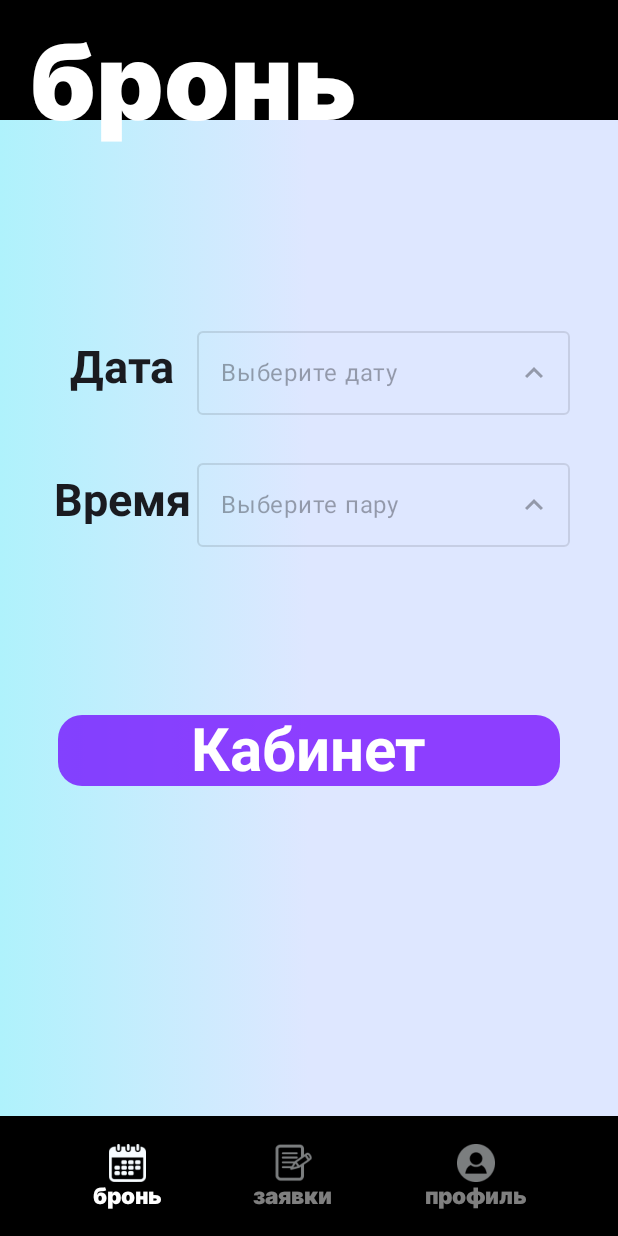
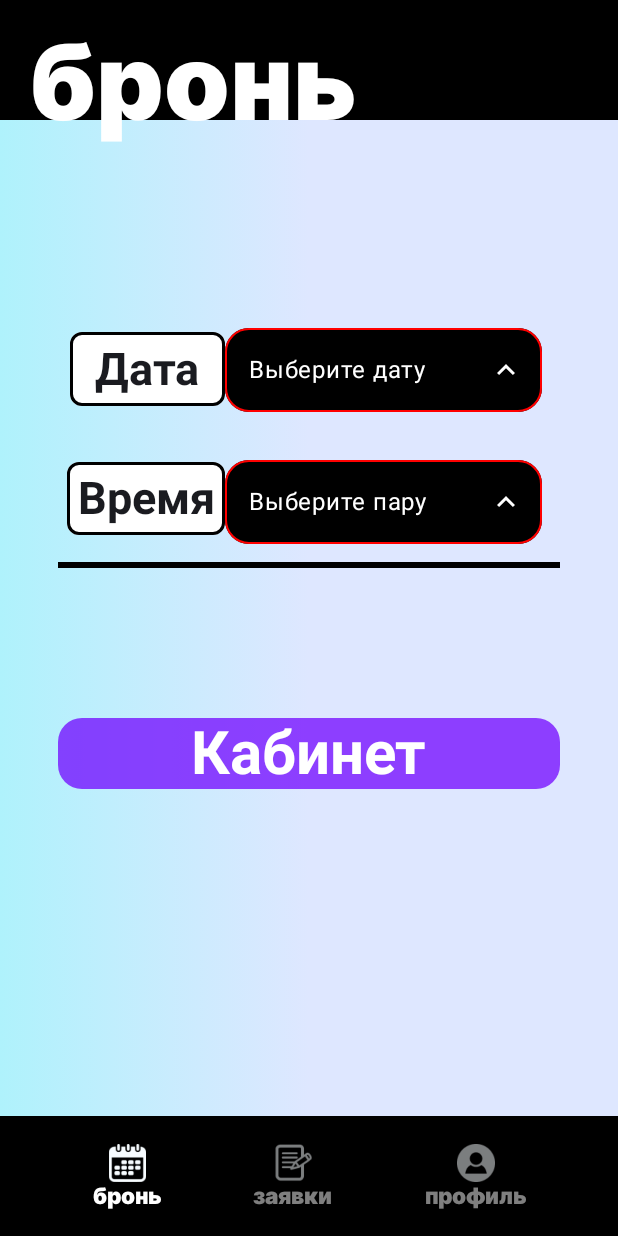
Before and after one commit to TSUKeysLab/TsuKeysMobile, an Android app built with Jetpack Compose: the BookScreen screen opened through its navigation route, on a phone screen of 412 x 824 dp. Run offline under Robolectric (Android 15) with nearby library versions, the light colour scheme and no system bars; our stand-ins replace accompanist.

Commit message:
Заработался и помимо изменения выбора даты также переделал верстку полей

```diff
--- a/app/src/main/java/com/example/tsukeysmobile/Views/BookCard.kt
+++ b/app/src/main/java/com/example/tsukeysmobile/Views/BookCard.kt
@@ -3,25 +3,34 @@ package com.example.tsukeysmobile.Views
 import android.os.Build
 import androidx.annotation.RequiresApi
 import androidx.compose.foundation.background
+import androidx.compose.foundation.border
 import androidx.compose.foundation.clickable
 import androidx.compose.foundation.layout.Arrangement
 import androidx.compose.foundation.layout.Box
 import androidx.compose.foundation.layout.Column
 import androidx.compose.foundation.layout.Row
+import androidx.compose.foundation.layout.absoluteOffset
 import androidx.compose.foundation.layout.fillMaxHeight
 import androidx.compose.foundation.layout.fillMaxSize
 import androidx.compose.foundation.layout.fillMaxWidth
+import androidx.compose.foundation.layout.height
 import androidx.compose.foundation.layout.offset
 import androidx.compose.foundation.layout.padding
 import androidx.compose.foundation.layout.width
 import androidx.compose.foundation.shape.RoundedCornerShape
 import androidx.compose.material.icons.Icons
+import androidx.compose.material.icons.filled.KeyboardArrowDown
 import androidx.compose.material.icons.filled.KeyboardArrowUp
+import androidx.compose.material3.Divider
 import androidx.compose.material3.DropdownMenu
 import androidx.compose.material3.DropdownMenuItem
 import androidx.compose.material3.Icon
+import androidx.compose.material3.MaterialTheme
 import androidx.compose.material3.OutlinedTextField
+import androidx.compose.material3.OutlinedTextFieldDefaults
 import androidx.compose.material3.Text
+import androidx.compose.material3.TextFieldColors
+import androidx.compose.material3.TextFieldDefaults
 import androidx.compose.runtime.Composable
 import androidx.compose.runtime.getValue
 import androidx.compose.runtime.mutableStateOf
@@ -35,6 +44,7 @@ import androidx.compose.ui.layout.onGloballyPositioned
 import androidx.compose.ui.platform.LocalDensity
 import androidx.compose.ui.text.TextStyle
 import androidx.compose.ui.text.font.FontWeight
+import androidx.compose.ui.tooling.preview.Preview
 import androidx.compose.ui.unit.dp
 import androidx.compose.ui.unit.sp
 import androidx.compose.ui.unit.toSize
@@ -58,6 +68,10 @@ fun ChangeTransportedParams(
 
         LocalDate.now().plusDays(2).toString() + " - " + selectedItemLes
 
+    } else if (text == "Сегодня") {
+
+        LocalDate.now().plusDays(0).toString() + " - " + selectedItemLes
+
     } else {
 
         selectedItem + " - " + selectedItemLes
@@ -66,6 +80,42 @@ fun ChangeTransportedParams(
     return returnedParam
 }
 
+@Composable
+fun errrorOfChoise(text: String): TextFieldColors {
+    if (text.isNotEmpty()) {
+        return OutlinedTextFieldDefaults.colors(
+            focusedContainerColor = Color.Black,
+            unfocusedContainerColor = Color.Black,
+            disabledContainerColor = Color.Black,
+            focusedLabelColor = Color.Black,
+            disabledTextColor = Color.White,
+            disabledBorderColor = Color.White,
+            disabledLeadingIconColor = MaterialTheme.colorScheme.onSurfaceVariant,
+            disabledTrailingIconColor = Color.White,
+            disabledLabelColor = Color.White,
+            disabledPlaceholderColor = MaterialTheme.colorScheme.onSurfaceVariant,
+            disabledSupportingTextColor = MaterialTheme.colorScheme.onSurfaceVariant,
+            disabledPrefixColor = MaterialTheme.colorScheme.onSurfaceVariant,
+            disabledSuffixColor = MaterialTheme.colorScheme.onSurfaceVariant
+        )
+    } else {
+        return OutlinedTextFieldDefaults.colors(
+            focusedContainerColor = Color.Black,
+            unfocusedContainerColor = Color.Black,
+            disabledContainerColor = Color.Black,
+            focusedLabelColor = Color.Black,
+            disabledTextColor = Color.White,
+            disabledBorderColor = Color.Red,
+            disabledLeadingIconColor = MaterialTheme.colorScheme.onSurfaceVariant,
+            disabledTrailingIconColor = Color.White,
+            disabledLabelColor = Color.White,
+            disabledPlaceholderColor = MaterialTheme.colorScheme.onSurfaceVariant,
+            disabledSupportingTextColor = MaterialTheme.colorScheme.onSurfaceVariant,
+            disabledPrefixColor = MaterialTheme.colorScheme.onSurfaceVariant,
+            disabledSuffixColor = MaterialTheme.colorScheme.onSurfaceVariant
+        )
+    }
+}
 
 @Composable
 fun DropDownText(
@@ -81,7 +131,14 @@ fun DropDownText(
 @RequiresApi(Build.VERSION_CODES.O)
 @Composable
 fun BookCard(navController: NavController) {
-    val list = listOf("1 Пара - 8:45-10:20", "2 Пара - 10:35-12:10", "3 Пара - 12:25-14:00", "4 Пара - 14:45-16:20", "5 Пара - 16:35-18:10", "6 Пара - 18:25-20:00")
+    val list = listOf(
+        "1 Пара - 8:45-10:20",
+        "2 Пара - 10:35-12:10",
+        "3 Пара - 12:25-14:00",
+        "4 Пара - 14:45-16:20",
+        "5 Пара - 16:35-18:10",
+        "6 Пара - 18:25-20:00"
+    )
     val currentDate = LocalDate.now()
     val dateList = (1 until 9).map { currentDate.plusDays(it.toLong()) }
     val formattedDateList = dateList.mapIndexed { index, date ->
@@ -99,7 +156,7 @@ fun BookCard(navController: NavController) {
     var selectedItem by remember { mutableStateOf("") }
     var textFieldSize by remember { mutableStateOf(Size.Zero) }
     val icon = if (expanded) {
-        Icons.Filled.KeyboardArrowUp
+        Icons.Filled.KeyboardArrowDown
     } else {
         Icons.Filled.KeyboardArrowUp
     }
@@ -107,7 +164,7 @@ fun BookCard(navController: NavController) {
     var selectedItemLes by remember { mutableStateOf("") }
     var textFieldSizeLes by remember { mutableStateOf(Size.Zero) }
     val iconLes = if (expandedLes) {
-        Icons.Filled.KeyboardArrowUp
+        Icons.Filled.KeyboardArrowDown
     } else {
         Icons.Filled.KeyboardArrowUp
     }
@@ -128,7 +185,9 @@ fun BookCard(navController: NavController) {
                 modifier = Modifier
                     .fillMaxWidth(0.3f)
                     .fillMaxHeight(0.1f)
-                    .padding(start = 12.dp, top = 12.dp, bottom = 12.dp),
+                    .padding(start = 8.dp, top = 12.dp, bottom = 5.dp)
+                    .background(Color.White, shape = RoundedCornerShape(8.dp))
+                    .border(width = 2.dp, color = Color.Black, shape = RoundedCornerShape(8.dp)),
                 contentAlignment = Alignment.Center
             )
             {
@@ -141,27 +200,48 @@ fun BookCard(navController: NavController) {
                     value = selectedItem,
                     onValueChange = { selectedItem = it },
                     modifier = Modifier
-                        .fillMaxWidth()
+                        .fillMaxWidth(0.85f)
                         .onGloballyPositioned { coordinates ->
                             textFieldSize = coordinates.size.toSize()
                         },
-                    label = { Text(text = "Выберите дату") },
+                    textStyle = TextStyle(color = Color.White),
+                    shape = RoundedCornerShape(16.dp),
+                    label = {
+                        Text(
+                            text = "Выберите дату",
+                            color = if (expanded == true) {
+                                if (selectedItem != "") {
+                                    Color.Black
+                                } else {
+                                    Color.White
+                                }
+                            } else {
+                                if (selectedItem != "") {
+                                    Color.Black
+                                } else {
+                                    Color.White
+                                }
+                            }
+                        )
+                    },
                     trailingIcon = {
                         Icon(icon, "", Modifier.clickable() { expanded = !expanded })
                     },
                     enabled = false,
+                    colors = errrorOfChoise(selectedItem)
                 )
                 DropdownMenu(
                     expanded = expanded,
                     onDismissRequest = { expanded = false },
                     modifier = androidx.compose.ui.Modifier
                         .width(with(LocalDensity.current) { textFieldSize.width.toDp() })
+                        .background(Color.Black)
                 )
                 {
                     formattedDateList.forEach { label ->
                         DropdownMenuItem(
                             text = {
-                                Text(text = label)
+                                Text(text = label, color = Color.White)
                             }, onClick = {
                                 selectedItem = label
                                 expanded = false
@@ -172,13 +252,15 @@ fun BookCard(navController: NavController) {
         }
         Row(
             modifier = Modifier.offset(y = (-100.dp)),
-            verticalAlignment = Alignment.CenterVertically
+            verticalAlignment = Alignment.CenterVertically,
         ) {
             Box(
                 modifier = Modifier
                     .fillMaxWidth(0.3f)
                     .fillMaxHeight(0.1f)
-                    .padding(start = 12.dp, top = 12.dp, bottom = 12.dp),
+                    .padding(start = 6.dp, top = 6.dp, bottom = (2.5).dp)
+                    .background(Color.White, shape = RoundedCornerShape(8.dp))
+                    .border(width = 2.dp, color = Color.Black, shape = RoundedCornerShape(8.dp)),
                 contentAlignment = Alignment.Center
             )
             {
@@ -190,28 +272,50 @@ fun BookCard(navController: NavController) {
                     value = selectedItemLes,
                     onValueChange = { selectedItemLes = it },
                     modifier = Modifier
-                        .fillMaxWidth()
+                        .fillMaxWidth(0.85f)
                         .onGloballyPositioned { coordinates ->
                             textFieldSizeLes = coordinates.size.toSize()
                         },
-                    label = { Text(text = "Выберите пару") },
+                    shape = RoundedCornerShape(16.dp),
+                    textStyle = TextStyle(color = Color.White),
+                    label = {
+                        Text(
+                            text = "Выберите пару",
+                            color = if (expanded == true) {
+                                if (selectedItemLes != "") {
+                                    Color.Black
+                                } else {
+                                    Color.White
+                                }
+                            } else {
+                                if (selectedItemLes != "") {
+                                    Color.Black
+                                } else {
+                                    Color.White
+                                }
+                            }
+                        )
+                    },
+
                     trailingIcon = {
                         Icon(iconLes, "", Modifier.clickable() { expandedLes = !expandedLes })
                     },
                     enabled = false,
+                    colors = errrorOfChoise(selectedItemLes)
 
-                    )
+                )
                 DropdownMenu(
                     expanded = expandedLes,
                     onDismissRequest = { expandedLes = false },
                     modifier = androidx.compose.ui.Modifier
                         .width(with(LocalDensity.current) { textFieldSizeLes.width.toDp() })
+                        .background(Color.Black)
                 )
                 {
                     list.forEach { label ->
                         DropdownMenuItem(
                             text = {
-                                Text(text = label)
+                                Text(text = label, color = Color.White)
                             }, onClick = {
                                 selectedItemLes = label
                                 expandedLes = false
@@ -220,7 +324,9 @@ fun BookCard(navController: NavController) {
                 }
             }
         }
-
+        Divider(modifier = Modifier
+            .fillMaxWidth(0.9f)
+            .absoluteOffset(y = (-100).dp), color = Color.Black, thickness = 4.dp)
         Box(
             modifier = Modifier
                 .fillMaxWidth(0.9f)
@@ -230,17 +336,39 @@ fun BookCard(navController: NavController) {
                         if (selectedItem == "Завтра") {
                             navController.navigate(
                                 Screen.CabScreen.withArgs(
-                                    ChangeTransportedParams("Завтра", selectedItem, selectedItemLes )
+                                    ChangeTransportedParams("Завтра", selectedItem, selectedItemLes)
                                 )
                             )
                         } else if (selectedItem == "Послезавтра") {
                             navController.navigate(
                                 Screen.CabScreen.withArgs(
-                                    ChangeTransportedParams("Послезавтра", selectedItem, selectedItemLes )
+                                    ChangeTransportedParams(
+                                        "Послезавтра",
+                                        selectedItem,
+                                        selectedItemLes
+                                    )
+                                )
+                            )
+                        } else if (selectedItem == "Сегодня") {
+                            navController.navigate(
+                                Screen.CabScreen.withArgs(
+                                    ChangeTransportedParams(
+                                        "Сегодня",
+                                        selectedItem,
+                                        selectedItemLes
+                                    )
                                 )
                             )
                         } else {
-                            navController.navigate(Screen.CabScreen.withArgs(ChangeTransportedParams(null, selectedItem, selectedItemLes)))
+                            navController.navigate(
+                                Screen.CabScreen.withArgs(
+                                    ChangeTransportedParams(
+                                        null,
+                                        selectedItem,
+                                        selectedItemLes
+                                    )
+                                )
+                            )
                         }
                     } else {
                         showError = true
```
